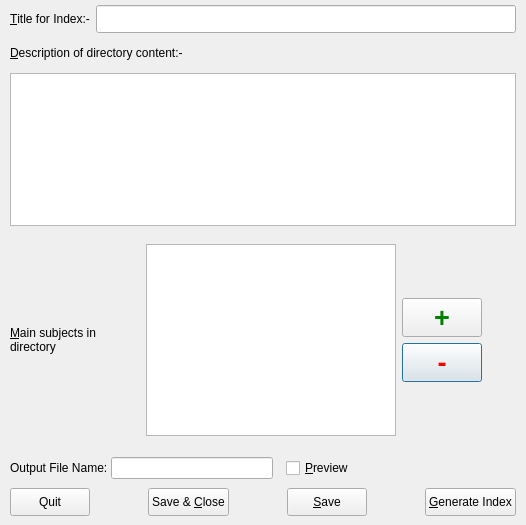
Qt form frm/pdpagegen.ui (johcarsmi/picdok) before a commit.
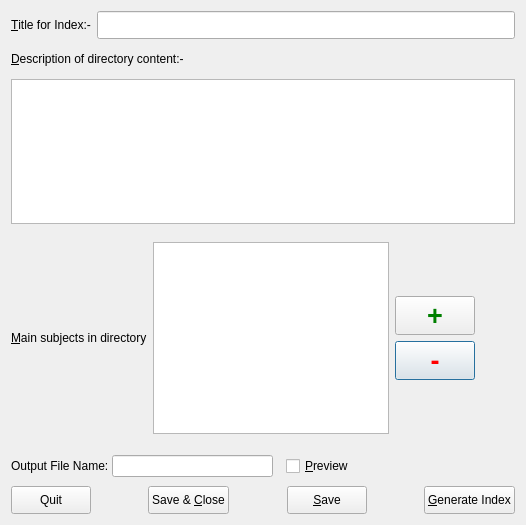
The same form after that commit. Custom widgets are drawn as their Qt base class.

What changed in the file:
```diff
--- a/frm/pdpagegen.ui
+++ b/frm/pdpagegen.ui
@@ -10,23 +10,22 @@
     <height>525</height>
    </rect>
   </property>
+  <property name="minimumSize">
+   <size>
+    <width>526</width>
+    <height>525</height>
+   </size>
+  </property>
   <property name="windowTitle">
    <string>Generate Index Page for Directory</string>
   </property>
   <property name="modal">
    <bool>false</bool>
   </property>
-  <widget class="QWidget" name="layoutWidget">
-   <property name="geometry">
-    <rect>
-     <x>10</x>
-     <y>5</y>
-     <width>506</width>
-     <height>511</height>
-    </rect>
-   </property>
-   <layout class="QVBoxLayout" name="layMain">
-    <item>
+  <layout class="QGridLayout" name="gridLayout">
+   <item row="0" column="0">
+    <layout class="QGridLayout" name="gridLayout_2">
+     <item row="0" column="0">
      <layout class="QHBoxLayout" name="layTitle">
       <item>
        <widget class="QLabel" name="lblTitle">
@@ -59,7 +58,7 @@
       </item>
      </layout>
     </item>
-    <item>
+     <item row="1" column="0">
      <layout class="QVBoxLayout" name="layDesc">
       <item>
        <widget class="QLabel" name="lblDesc">
@@ -89,7 +88,7 @@
       </item>
      </layout>
     </item>
-    <item>
+     <item row="2" column="0">
      <layout class="QHBoxLayout" name="laySubject">
       <property name="topMargin">
        <number>12</number>
@@ -112,6 +111,12 @@
       </item>
       <item>
        <widget class="QListView" name="lstSubject">
+         <property name="sizePolicy">
+          <sizepolicy hsizetype="Expanding" vsizetype="Expanding">
+           <horstretch>1</horstretch>
+           <verstretch>0</verstretch>
+          </sizepolicy>
+         </property>
         <property name="editTriggers">
          <set>QAbstractItemView::DoubleClicked|QAbstractItemView::EditKeyPressed|QAbstractItemView::SelectedClicked</set>
         </property>
@@ -312,7 +317,7 @@
       </item>
      </layout>
     </item>
-    <item>
+     <item row="3" column="0">
      <layout class="QHBoxLayout" name="layOfile">
       <property name="spacing">
        <number>3</number>
@@ -378,7 +383,7 @@
       </item>
      </layout>
     </item>
-    <item>
+     <item row="4" column="0">
      <layout class="QHBoxLayout" name="layButtons">
       <item>
        <widget class="QPushButton" name="pbQuit">
@@ -495,7 +500,8 @@
      </layout>
     </item>
    </layout>
-  </widget>
+   </item>
+  </layout>
  </widget>
  <customwidgets>
   <customwidget>
```
Lines whose indentation alone changed are shown as unchanged.
